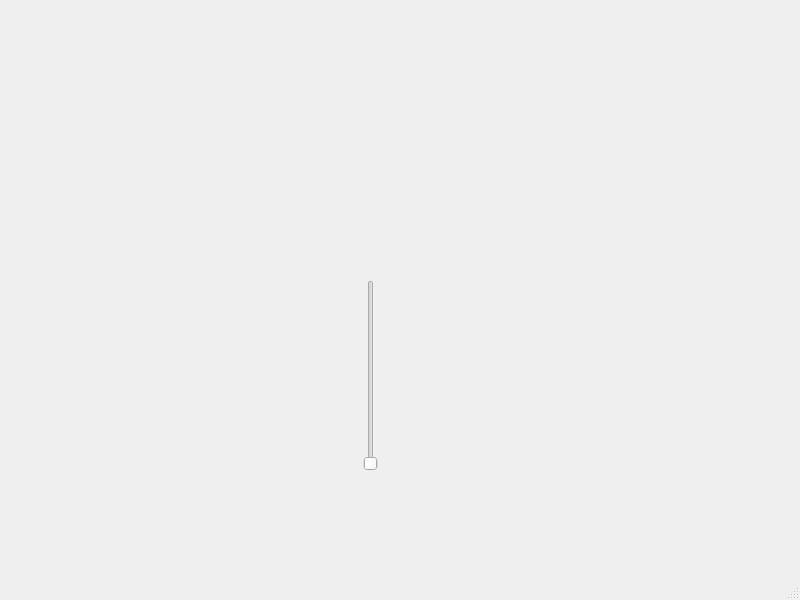
Before: the Qt Designer form TokenAnimation/mainwindow.ui in UofU-CS3505/cs3505-assignment9-BradleyBartelt, drawn with Qt 5.
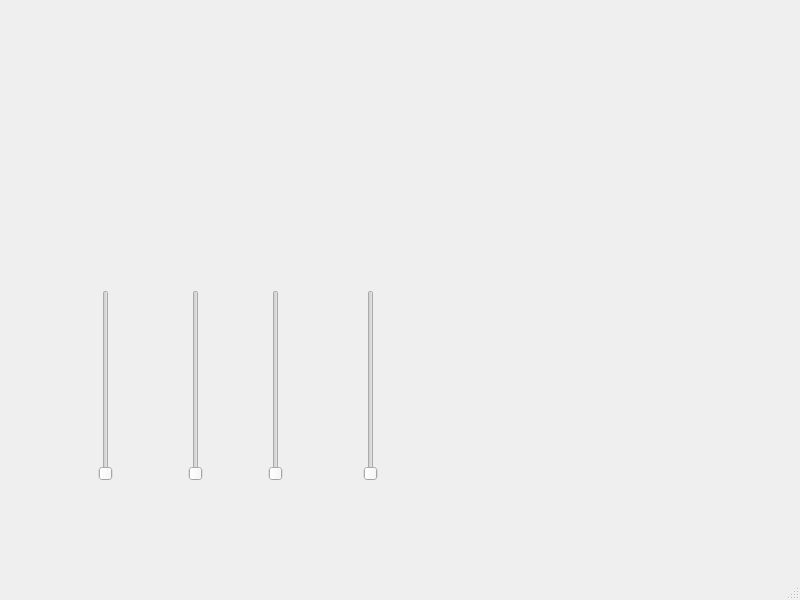
After: the same form once the commit is applied. Icons and pictures are not drawn.

Patch:
```diff
--- a/TokenAnimation/mainwindow.ui
+++ b/TokenAnimation/mainwindow.ui
@@ -18,7 +18,7 @@
     <property name="geometry">
      <rect>
       <x>330</x>
-      <y>280</y>
+      <y>290</y>
       <width>81</width>
       <height>191</height>
      </rect>
@@ -33,8 +33,8 @@
    <widget class="QLabel" name="label">
     <property name="geometry">
      <rect>
-      <x>280</x>
-      <y>10</y>
+      <x>510</x>
+      <y>40</y>
       <width>211</width>
       <height>211</height>
      </rect>
@@ -46,6 +46,54 @@
      <pixmap>../blackJackTeacher/cardImages/pokerChip.png</pixmap>
     </property>
    </widget>
+   <widget class="QSlider" name="verticalSlider_2">
+    <property name="geometry">
+     <rect>
+      <x>260</x>
+      <y>290</y>
+      <width>31</width>
+      <height>191</height>
+     </rect>
+    </property>
+    <property name="maximum">
+     <number>400</number>
+    </property>
+    <property name="orientation">
+     <enum>Qt::Vertical</enum>
+    </property>
+   </widget>
+   <widget class="QSlider" name="verticalSlider_3">
+    <property name="geometry">
+     <rect>
+      <x>180</x>
+      <y>290</y>
+      <width>31</width>
+      <height>191</height>
+     </rect>
+    </property>
+    <property name="maximum">
+     <number>400</number>
+    </property>
+    <property name="orientation">
+     <enum>Qt::Vertical</enum>
+    </property>
+   </widget>
+   <widget class="QSlider" name="verticalSlider_4">
+    <property name="geometry">
+     <rect>
+      <x>90</x>
+      <y>290</y>
+      <width>31</width>
+      <height>191</height>
+     </rect>
+    </property>
+    <property name="maximum">
+     <number>400</number>
+    </property>
+    <property name="orientation">
+     <enum>Qt::Vertical</enum>
+    </property>
+   </widget>
   </widget>
   <widget class="QMenuBar" name="menubar">
    <property name="geometry">
```
